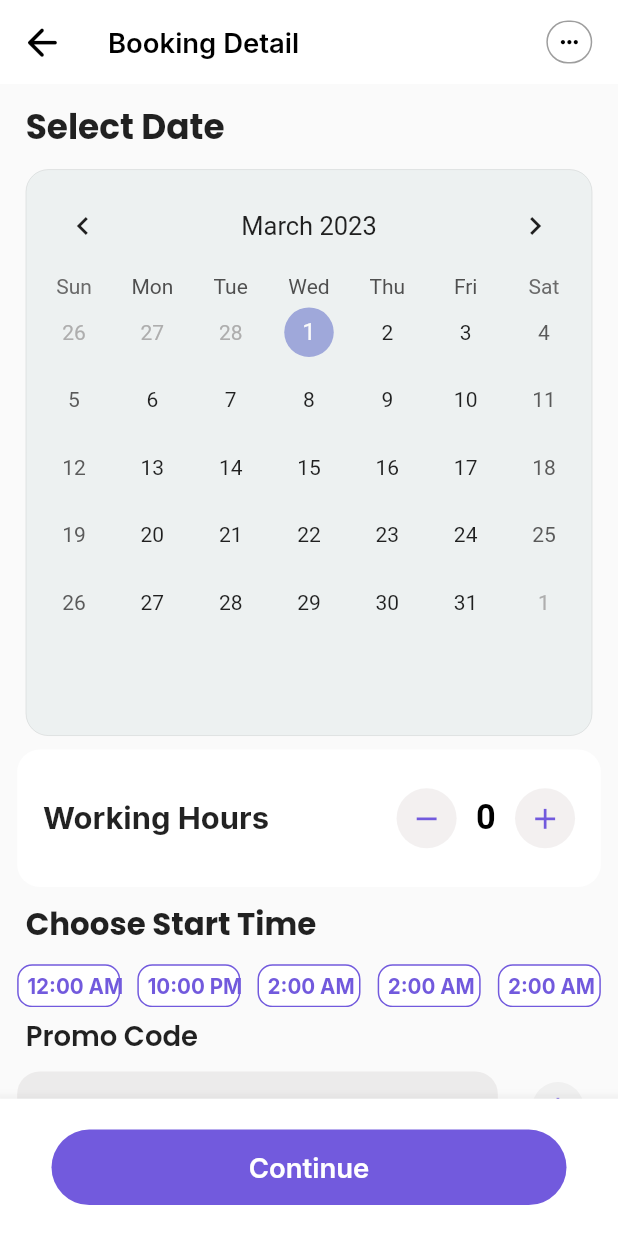
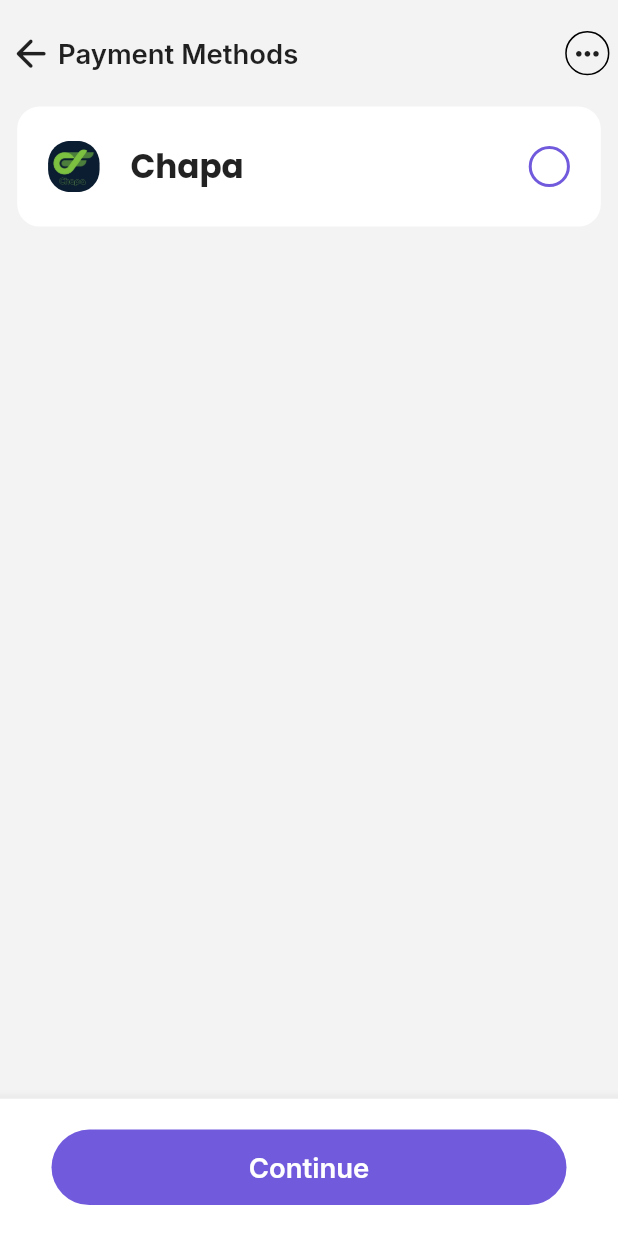
Before and after one commit to Tesfawtsion/Property_maintenance, a Flutter app: the Calander screen opened directly, after a tap on the "add" icon, after a tap on "Continue", on a phone screen of 412 x 824 dp. Run offline on Flutter 3.47's test engine with Material 2 defaults, Android fonts, the phone set to English and light mode, and no system bars; drawn by our look-alikes of table_calendar; our stand-ins replace custom_navigation_bar, flutter_screenutil, font_awesome_flutter, google_fonts, readmore; missing offline and left inert: antdesign_icons.

Commit message:
payment method and review summary pages added

```diff
--- a/lib/Pages/Booking/housecleaning/calnder.dart
+++ b/lib/Pages/Booking/housecleaning/calnder.dart
@@ -2,6 +2,7 @@
 import 'package:flutter/rendering.dart';
 import 'package:flutter_screenutil/flutter_screenutil.dart';
 import 'package:google_fonts/google_fonts.dart';
+import 'package:property/Pages/Booking/housecleaning/payment.dart';
 import 'package:property/Pages/Booking/housecleaning/rooms.dart';
 import 'package:property/Widgets/roundedinput.dart';
 import 'package:table_calendar/table_calendar.dart';
@@ -98,7 +99,9 @@
                     rowHeight: 45,
                     focusedDay: today,
                     firstDay: DateTime.utc(2019, 27, 2),
-                      lastDay: DateTime.utc(2033, 17, 4)),
+                    lastDay: DateTime.utc(2033, 17, 4),
+                    onDaySelected: (selectedDay, focusedDay) {},
+                  ),
                 ),
               ),
               const RooomQuantity(txt: 'Working Hours'),
@@ -206,7 +209,7 @@
             child: ContinueButton(
               ontap: () {
                 Navigator.push(context, MaterialPageRoute(builder: (context) {
-                  return const Calander();
+                  return const Paymnet();
                 }));
               },
             ),
--- /dev/null
+++ b/lib/Pages/Booking/housecleaning/payment.dart
@@ -0,0 +1,144 @@
+import 'package:flutter/material.dart';
+import 'package:flutter_screenutil/flutter_screenutil.dart';
+import 'package:google_fonts/google_fonts.dart';
+import 'package:property/Constants/Colors.dart';
+import 'package:property/Pages/Booking/housecleaning/reviewsummary.dart';
+import 'package:property/Pages/Booking/housecleaning/rooms.dart';
+import 'package:property/Widgets/headwidget.dart';
+
+class Paymnet extends StatelessWidget {
+  const Paymnet({super.key});
+
+  @override
+  Widget build(BuildContext context) {
+    return SafeArea(
+      child: Scaffold(
+        backgroundColor: Color.fromARGB(255, 243, 243, 243),
+        body: Column(
+          children: [
+            HeadWideget(
+                onpressed: () {
+                  Navigator.pop(context);
+                },
+                text: 'Payment Methods'),
+            PaymentSelector(
+              img: 'lib/images/chapa.jpg',
+              name: 'Chapa',
+            ),
+          ],
+        ),
+        bottomNavigationBar: BottomAppBar(
+            child: Container(
+          padding: EdgeInsets.symmetric(horizontal: 10.w, vertical: 18.w),
+          width: 310.w,
+          height: 80.w,
+          child: Center(
+            child: ContinueButton(
+              ontap: () {
+                Navigator.push(context, MaterialPageRoute(builder: (context) {
+                  return const Review();
+                }));
+              },
+            ),
+          ),
+        )),
+      ),
+    );
+  }
+}
+
+class PaymentSelector extends StatelessWidget {
+  final String img;
+  final String name;
+  const PaymentSelector({
+    Key? key,
+    required this.img,
+    required this.name,
+  }) : super(key: key);
+
+  @override
+  Widget build(BuildContext context) {
+    return Container(
+      padding: EdgeInsets.symmetric(
+        vertical: 20.w,
+      ),
+      width: 340.w,
+      decoration: BoxDecoration(
+          borderRadius: BorderRadius.circular(15), color: Colors.white),
+      child: Row(
+        mainAxisAlignment: MainAxisAlignment.spaceEvenly,
+        children: [
+          Container(
+            width: 30.w,
+            height: 30.w,
+            decoration: BoxDecoration(
+                image:
+                    DecorationImage(image: AssetImage(img), fit: BoxFit.fill),
+                borderRadius: BorderRadius.circular(15)),
+          ),
+          Text(
+            name,
+            style: GoogleFonts.poppins(
+                fontSize: 19.sp, fontWeight: FontWeight.w700),
+          ),
+          SizedBox(
+            width: 130.w,
+          ),
+          SelectableIcon(
+            size: 24.w,
+            color: kPrimaryColor,
+            selectedColor: Colors.transparent,
+          ),
+        ],
+      ),
+    );
+  }
+}
+
+class SelectableIcon extends StatefulWidget {
+  final double size;
+  final Color color;
+  final Color selectedColor;
+
+  const SelectableIcon({
+    Key? key,
+    required this.size,
+    required this.color,
+    required this.selectedColor,
+  }) : super(key: key);
+
+  @override
+  _SelectableIconState createState() => _SelectableIconState();
+}
+
+class _SelectableIconState extends State<SelectableIcon> {
+  bool _isSelected = false;
+
+  @override
+  Widget build(BuildContext context) {
+    return GestureDetector(
+      onTap: () {
+        setState(() {
+          _isSelected = !_isSelected;
+        });
+      },
+      child: Container(
+        width: widget.size,
+        height: widget.size,
+        decoration: BoxDecoration(
+          color: _isSelected ? widget.selectedColor : Colors.transparent,
+          shape: BoxShape.circle,
+          border: Border.all(
+            color: widget.color,
+            width: 2.0,
+          ),
+        ),
+        child: Icon(
+          Icons.circle,
+          color: _isSelected ? kPrimaryColor : Colors.transparent,
+          size: widget.size * 0.6,
+        ),
+      ),
+    );
+  }
+}
```
Also changed, not shown: lib/Pages/Booking/housecleaning/reviewsummary.dart (added, +220 -0 lines), lib/images/chapa.jpg (added). Lines whose indentation alone changed are shown as unchanged.
